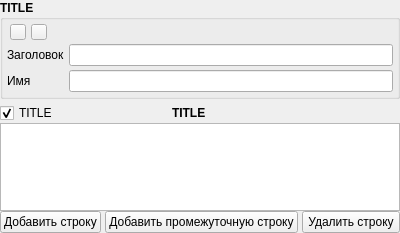
First picture: the form in src/components/variableextendedlistframe.ui, repository Gris87/ProtocolCreator, before the edit.
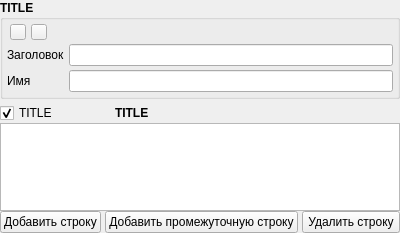
Second picture: the form after the edit. Icons and pictures are not drawn. Custom widgets are drawn as their Qt base class.

```diff
--- a/src/components/variableextendedlistframe.ui
+++ b/src/components/variableextendedlistframe.ui
@@ -383,6 +383,19 @@
           </property>
          </widget>
         </item>
+        <item>
+         <spacer name="horizontalSpacer_3">
+          <property name="orientation">
+           <enum>Qt::Horizontal</enum>
+          </property>
+          <property name="sizeHint" stdset="0">
+           <size>
+            <width>40</width>
+            <height>20</height>
+           </size>
+          </property>
+         </spacer>
+        </item>
         <item>
          <widget class="QPushButton" name="expandButton">
           <property name="sizePolicy">
```
